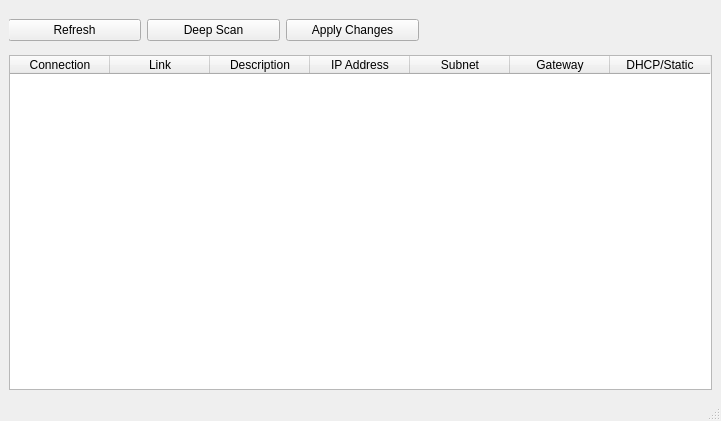
Old version of the form src/networkcontrol/view/ui/main_window.ui in the repository jaredewoods/NetworkControl.
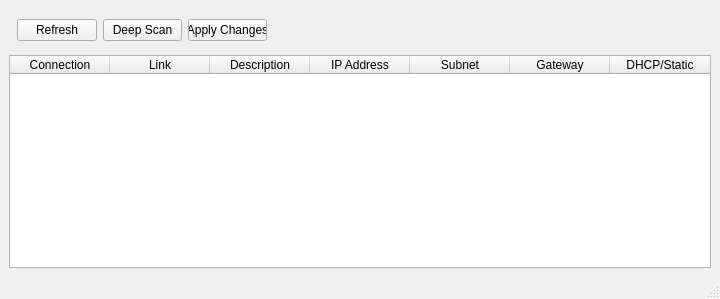
New version of the form.

Commit message: - Update project dependencies in `requirements.txt` - Enhance README with detailed project description and usage features - Improve main window UI structure for better responsiveness and layout flexibility

```diff
--- a/src/networkcontrol/view/ui/main_window.ui
+++ b/src/networkcontrol/view/ui/main_window.ui
@@ -6,16 +6,28 @@
    <rect>
     <x>0</x>
     <y>0</y>
-    <width>721</width>
-    <height>421</height>
+    <width>720</width>
+    <height>299</height>
    </rect>
   </property>
+  <property name="sizePolicy">
+   <sizepolicy hsizetype="MinimumExpanding" vsizetype="MinimumExpanding">
+    <horstretch>0</horstretch>
+    <verstretch>0</verstretch>
+   </sizepolicy>
+  </property>
   <property name="windowTitle">
    <string>Network Control</string>
   </property>
   <widget class="QWidget" name="centralwidget">
-   <layout class="QVBoxLayout" name="centralVLayout">
-    <item>
+   <property name="sizePolicy">
+    <sizepolicy hsizetype="MinimumExpanding" vsizetype="MinimumExpanding">
+     <horstretch>0</horstretch>
+     <verstretch>0</verstretch>
+    </sizepolicy>
+   </property>
+   <layout class="QGridLayout" name="gridLayout_2">
+    <item row="0" column="0">
      <widget class="QWidget" name="controlsWidget" native="true">
       <property name="minimumSize">
        <size>
@@ -23,31 +35,31 @@
         <height>40</height>
        </size>
       </property>
-      <widget class="QWidget" name="horizontalLayoutWidget">
+      <widget class="QFrame" name="horizontalFrame">
        <property name="geometry">
         <rect>
          <x>-1</x>
          <y>0</y>
-         <width>411</width>
+         <width>268</width>
          <height>42</height>
         </rect>
        </property>
-       <layout class="QHBoxLayout" name="horizontalLayout_2">
-        <item>
+       <layout class="QGridLayout" name="gridLayout">
+        <item row="0" column="0">
          <widget class="QPushButton" name="btnRefresh">
           <property name="text">
            <string>Refresh</string>
           </property>
          </widget>
         </item>
-        <item>
+        <item row="0" column="1">
          <widget class="QPushButton" name="btnDeepScan">
           <property name="text">
            <string>Deep Scan</string>
           </property>
          </widget>
         </item>
-        <item>
+        <item row="0" column="2">
          <widget class="QPushButton" name="btnApply">
           <property name="text">
            <string>Apply Changes</string>
@@ -58,10 +70,10 @@
       </widget>
      </widget>
     </item>
-    <item>
+    <item row="1" column="0">
      <widget class="QTableWidget" name="tableNetwork">
       <property name="sizePolicy">
-       <sizepolicy hsizetype="Expanding" vsizetype="Expanding">
+       <sizepolicy hsizetype="MinimumExpanding" vsizetype="MinimumExpanding">
         <horstretch>0</horstretch>
         <verstretch>0</verstretch>
        </sizepolicy>
```
Left out of the diff: 2 changed lines with no effect on the pictures. The commit also changes 3 other files.
